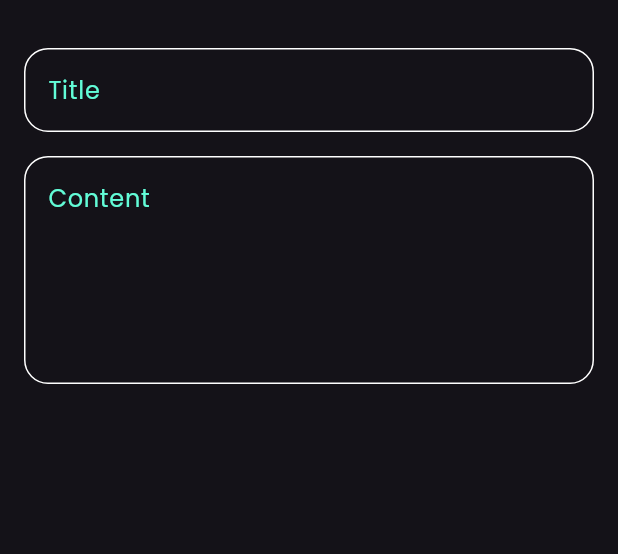
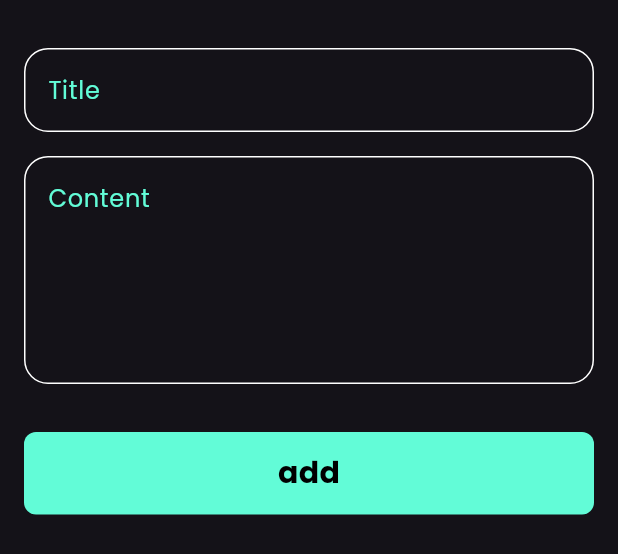
Before and after one commit to htmluserhuda/notesapp, a Flutter app: the AddNoteButtonSheet widget shown alone on an empty page, opened directly, on a phone screen of 412 x 824 dp. Shown: the top 554 px of the screen. Run offline on Flutter 3.47's test engine with Material 3 defaults, Android fonts, the phone set to English and light mode, and no system bars.

Commit message:
custom_button

```diff
--- a/lib/views/widgets/add_note_buttom_sheet.dart
+++ b/lib/views/widgets/add_note_buttom_sheet.dart
@@ -1,4 +1,7 @@
 import 'package:flutter/cupertino.dart';
+import 'package:flutter/material.dart';
+import 'package:notesapp/views/widgets/constans.dart';
+import 'package:notesapp/views/widgets/custom_button.dart';
 import 'package:notesapp/views/widgets/custom_text_field.dart';
 
 class AddNoteButtonSheet extends StatelessWidget {
@@ -8,6 +11,7 @@ class AddNoteButtonSheet extends StatelessWidget {
   Widget build(BuildContext context) {
     return const Padding(
       padding: EdgeInsets.symmetric(horizontal: 16.0),
+      child: SingleChildScrollView(
         child: Column(
           children: [
             SizedBox(
@@ -23,7 +27,15 @@ class AddNoteButtonSheet extends StatelessWidget {
               hint: 'Content',
               maxlines: 5,
             ),
+            SizedBox(
+              height: 32,
+            ),
+            customButtom(),
+            SizedBox(
+              height: 16,
+            ),
           ],
+        ),
       ),
     );
   }
--- /dev/null
+++ b/lib/views/widgets/custom_button.dart
@@ -0,0 +1,24 @@
+
+import 'package:flutter/material.dart';
+import 'package:notesapp/views/widgets/constans.dart';
+
+class customButtom extends StatelessWidget {
+  const customButtom({super.key});
+
+  @override
+  Widget build(BuildContext context) {
+    return Container(
+      width: MediaQuery.of(context).size.width,
+      height: 55,
+      decoration: BoxDecoration(
+          color: KprimaryColor, borderRadius: BorderRadius.circular(8)),
+      child: Center(
+        child: Text(
+          "add",
+          style: TextStyle(
+              color: Colors.black, fontSize: 20, fontWeight: FontWeight.bold),
+        ),
+      ),
+    );
+  }
+}
```
Lines whose indentation alone changed are shown as unchanged.
